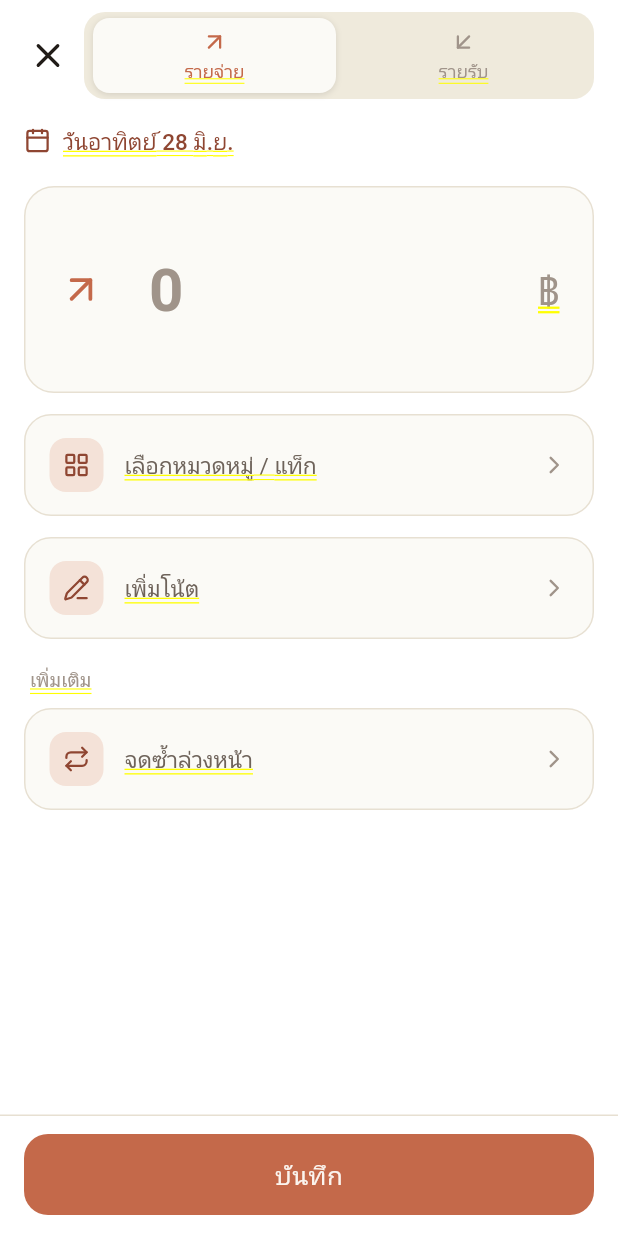
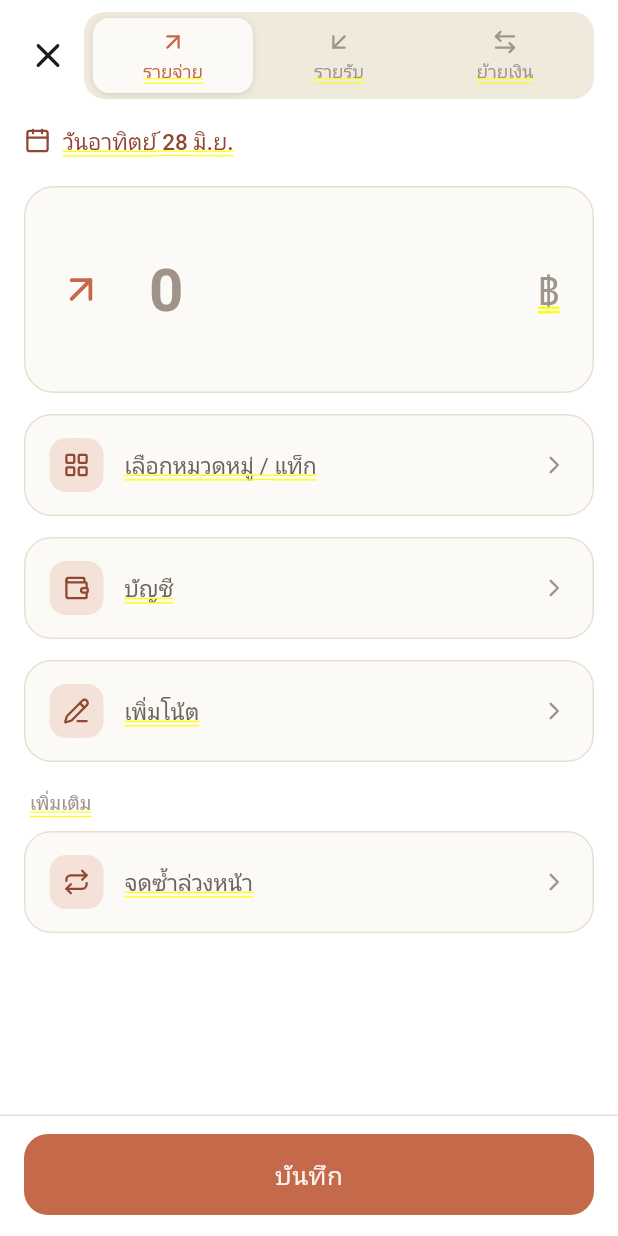
Before and after one commit to AfnanYapu09/-MoneyBun, a Flutter app: the AddTransactionSheet screen opened directly, on a phone screen of 412 x 824 dp. Run offline on Flutter 3.47's test engine with Material 3 defaults, Android fonts, the phone set to English and light mode, and no system bars; our stand-ins replace cloud_firestore, drift, drift_flutter, firebase_auth, firebase_core, flutter_riverpod and 6 more; missing offline and left inert: google_mlkit_text_recognition, mobile_scanner, photo_manager; accounts and stored records are empty; generated files the repository leaves out were written again; Roboto replaces fonts that are missing (Ibm Plex Sans Thai, Mitr).

Commit message:
restore the transfer tab and account fields in the add sheet
Bring back the "ย้ายเงิน" transfer segment and the account pickers (from/to for
transfers, single account for income/expense) that were removed earlier, while
keeping the category-by-type behaviour (income/expense show their own category
sets and switching clears the held category).

Co-Authored-By: Claude Opus 4.8 <noreply@anthropic.com>
Claude-Session: https://claude.ai/code/session_01PfvM1Qr5EuybLHphMVt125

```diff
--- a/lib/features/add_transaction/presentation/add_transaction_sheet.dart
+++ b/lib/features/add_transaction/presentation/add_transaction_sheet.dart
@@ -8,6 +8,7 @@ import '../../../core/theme/typography.dart';
 import '../../../core/utils/app_date.dart';
 import '../../../core/utils/money.dart';
 import '../../../core/widgets/app_icons.dart';
+import '../../../core/widgets/category_icons.dart';
 import '../../../core/widgets/icon_chip.dart';
 import '../../../core/widgets/primary_button.dart';
 import '../../../core/widgets/segmented_control.dart';
@@ -100,6 +101,7 @@ class _AddTransactionSheetState extends ConsumerState<AddTransactionSheet> {
           in ref.watch(categoriesProvider).value ?? const <CategoryRow>[])
         c.id: c
     };
+    final accounts = ref.watch(accountsProvider).value ?? const <AccountRow>[];
 
     return FullSheetScaffold(
       header: SegmentedControl<TxnType>(
@@ -124,6 +126,11 @@ class _AddTransactionSheetState extends ConsumerState<AddTransactionSheet> {
               label: 'รายรับ',
               icon: AppIcons.arrowDownLeft,
               color: AppColors.green),
+          Segment(
+              value: TxnType.transfer,
+              label: 'ย้ายเงิน',
+              icon: AppIcons.arrowLeftRight,
+              color: AppColors.terra),
         ],
       ),
       // Edit mode saves live (every change persists); only the Add flow keeps a
@@ -212,9 +219,33 @@ class _AddTransactionSheetState extends ConsumerState<AddTransactionSheet> {
             ),
             const SizedBox(height: 14),
           ],
-          // Slip-backed entries show a link to the original slip.
+          // Account: slip-backed entries only show a link to the original slip
+          // (no account/name flow); manual entries keep the account picker.
           if (_slip != null) ...[
             SlipChip(onTap: () => showSlipViewer(context, _slip!)),
+            const SizedBox(height: 14),
+          ] else if (_type == TxnType.transfer) ...[
+            _Row(
+              icon: AppIcons.wallet,
+              label: 'จากบัญชี',
+              value: _accountName(accounts, _fromAccountId),
+              onTap: () => _pickAccount(accounts, true),
+            ),
+            const SizedBox(height: 14),
+            _Row(
+              icon: AppIcons.arrowDown,
+              label: 'ไปยังบัญชี',
+              value: _accountName(accounts, _toAccountId),
+              onTap: () => _pickAccount(accounts, false),
+            ),
+            const SizedBox(height: 14),
+          ] else ...[
+            _Row(
+              icon: AppIcons.wallet,
+              label: 'บัญชี',
+              value: _accountName(accounts, _fromAccountId),
+              onTap: () => _pickAccount(accounts, true),
+            ),
             const SizedBox(height: 14),
           ],
           // Note
@@ -283,6 +314,14 @@ class _AddTransactionSheetState extends ConsumerState<AddTransactionSheet> {
     return c == null ? null : '${c.name}$tagSuffix';
   }
 
+  String? _accountName(List<AccountRow> accounts, String? id) {
+    if (id == null) return null;
+    for (final a in accounts) {
+      if (a.id == id) return a.name;
+    }
+    return null;
+  }
+
   Future<void> _pickCategory() async {
     final pick = await showModalBottomSheet<CategoryPick>(
       context: context,
@@ -300,6 +339,42 @@ class _AddTransactionSheetState extends ConsumerState<AddTransactionSheet> {
         _categoryId = pick.categoryId;
         _tagIds = pick.tagIds;
       });
+      _persistLive();
+    }
+  }
+
+  Future<void> _pickAccount(List<AccountRow> accounts, bool from) async {
+    final id = await showModalBottomSheet<String>(
+      context: context,
+      backgroundColor: Colors.transparent,
+      builder: (_) => SheetScaffold(
+        title: from ? 'เลือกบัญชี' : 'ไปยังบัญชี',
+        child: ListView(
+          shrinkWrap: true,
+          padding: const EdgeInsets.fromLTRB(8, 0, 8, 8),
+          children: [
+            for (final a in accounts)
+              ListTile(
+                leading: IconChip(
+                  icon: CategoryIcons.forKey(a.iconKey),
+                  size: 38,
+                  iconSize: 18,
+                  background: a.colorHex == null
+                      ? AppColors.terraWash
+                      : AppColors.forHex(a.colorHex!),
+                  foreground:
+                      a.colorHex == null ? AppColors.terra700 : Colors.white,
+                  circle: true,
+                ),
+                title: Text(a.name, style: AppTypography.body(size: 15)),
+                onTap: () => Navigator.pop(context, a.id),
+              ),
+          ],
+        ),
+      ),
+    );
+    if (id != null) {
+      setState(() => from ? _fromAccountId = id : _toAccountId = id);
       _persistLive();
     }
   }
```
